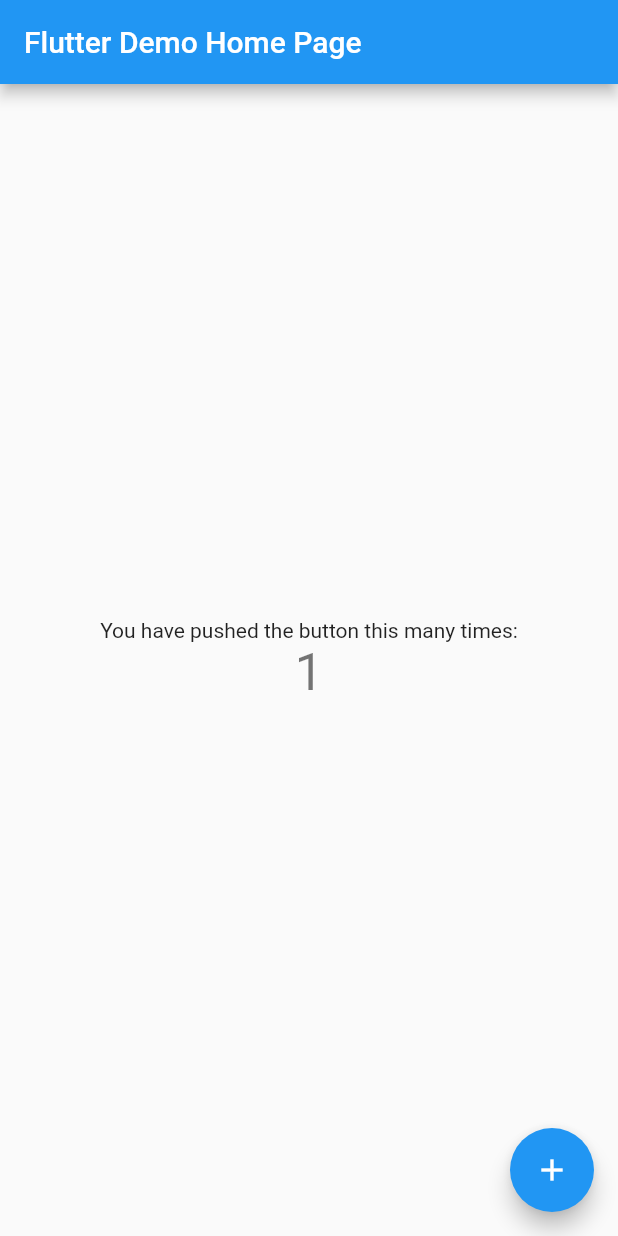
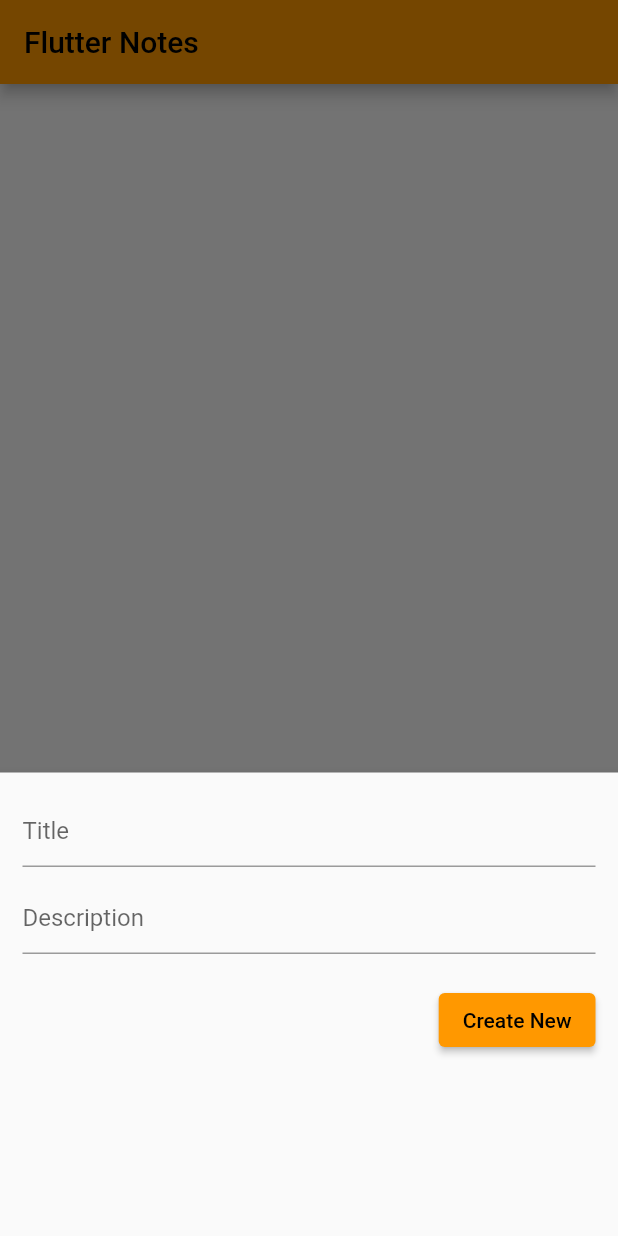
Before and after one commit to c0ff33-b34n/flutter_sqlite_crud_notes, a Flutter app: the screen it shows after launch, after a tap on the "add" icon, on a phone screen of 412 x 824 dp. Run offline on Flutter 3.47's test engine with Material 2 defaults, Android fonts, the phone set to English and light mode, and no system bars; our stand-ins replace sqflite; accounts and stored records are empty.

Commit message:
Update the main page to access the database, show list of cardsand show bottom sheet to add and edit notes

```diff
--- a/lib/main.dart
+++ b/lib/main.dart
@@ -1,4 +1,5 @@
 import 'package:flutter/material.dart';
+import 'sql_helper.dart';
 
 void main() {
   runApp(const MyApp());
@@ -11,56 +12,173 @@ class MyApp extends StatelessWidget {
   @override
   Widget build(BuildContext context) {
     return MaterialApp(
-      title: 'Flutter Demo',
+      debugShowCheckedModeBanner: false,
+      title: 'Flutter Notes',
       theme: ThemeData(
-        primarySwatch: Colors.blue,
+        primarySwatch: Colors.orange,
       ),
-      home: const MyHomePage(title: 'Flutter Demo Home Page'),
+      home: const HomePage(),
     );
   }
 }
 
-class MyHomePage extends StatefulWidget {
-  const MyHomePage({super.key, required this.title});
-
-  final String title;
+class HomePage extends StatefulWidget {
+  const HomePage({Key? key}) : super(key: key);
 
   @override
-  State<MyHomePage> createState() => _MyHomePageState();
+  State<HomePage> createState() => _HomePageState();
 }
 
-class _MyHomePageState extends State<MyHomePage> {
-  int _counter = 0;
+class _HomePageState extends State<HomePage> {
+  // All notes
+  List<Map<String, dynamic>> _notes = [];
 
-  void _incrementCounter() {
-    setState(() {
-      _counter++;
-    });
+  bool _isLoading = true;
+
+  // Fetch all notes from the database
+  void _refreshNotes() async {
+    final data = await SQLHelper.getAllNotes();
+    _notes = data;
+    _isLoading = false;
+    setState(() {});
+  }
+
+  @override
+  void initState() {
+    super.initState();
+    _refreshNotes(); // Load notes when app screen initialized
+  }
+
+  final TextEditingController _titleController = TextEditingController();
+  final TextEditingController _descriptionController = TextEditingController();
+
+  void _showForm(int? id) async {
+    if (id != null) {
+      final existingJournal =
+      _notes.firstWhere((element) => element['id'] == id);
+      _titleController.text = existingJournal['title'];
+      _descriptionController.text = existingJournal['description'];
+    }
+
+    showModalBottomSheet(
+        context: context,
+        elevation: 5,
+        isScrollControlled: true,
+        builder: (_) =>
+            Container(
+              padding: EdgeInsets.only(
+                top: 15,
+                left: 15,
+                right: 15,
+                // this will prevent the soft keyboard from covering the text fields
+                bottom: MediaQuery
+                    .of(context)
+                    .viewInsets
+                    .bottom + 120,
+              ),
+              child: Column(
+                mainAxisSize: MainAxisSize.min,
+                crossAxisAlignment: CrossAxisAlignment.end,
+                children: [
+                  TextField(
+                    controller: _titleController,
+                    decoration: const InputDecoration(hintText: 'Title'),
+                  ),
+                  const SizedBox(
+                    height: 10,
+                  ),
+                  TextField(
+                    controller: _descriptionController,
+                    decoration: const InputDecoration(hintText: 'Description'),
+                  ),
+                  const SizedBox(
+                    height: 20,
+                  ),
+                  ElevatedButton(
+                    onPressed: () async {
+                      // Save new journal
+                      if (id == null) {
+                        await _addNote();
+                      }
+
+                      if (id != null) {
+                        await _updateNote(id);
+                      }
+
+                      // Clear the text fields
+                      _titleController.text = '';
+                      _descriptionController.text = '';
+
+                      // Close the bottom sheet
+                      Navigator.of(context).pop();
+                    },
+                    child: Text(id == null ? 'Create New' : 'Update'),
+                  )
+                ],
+              ),
+            ));
+  }
+
+  Future<void> _addNote() async {
+    await SQLHelper.createNote(
+        _titleController.text, _descriptionController.text);
+    _refreshNotes();
+  }
+
+  Future<void> _updateNote(int id) async {
+    await SQLHelper.updateNote(
+        id, _titleController.text, _descriptionController.text);
+    _refreshNotes();
+  }
+
+  void _deleteNote(int id) async {
+    await SQLHelper.deleteNote(id);
+    ScaffoldMessenger.of(context).showSnackBar(const SnackBar(
+      content: Text('Successfully deleted note.'),
+    ));
+    _refreshNotes();
   }
 
   @override
   Widget build(BuildContext context) {
     return Scaffold(
       appBar: AppBar(
-        title: Text(widget.title),
+        title: const Text('Flutter Notes'),
       ),
-      body: Center(
-        child: Column(
-          mainAxisAlignment: MainAxisAlignment.center,
-          children: <Widget>[
-            const Text(
-              'You have pushed the button this many times:',
-            ),
-            Text(
-              '$_counter',
-              style: Theme.of(context).textTheme.headline4,
-            ),
-          ],
+      body: _isLoading
+          ? const Center(
+        child: CircularProgressIndicator(),
+      )
+          : ListView.builder(
+        itemCount: _notes.length,
+        itemBuilder: (context, index) => Card(
+          color: Colors.orange[200],
+          margin: const EdgeInsets.all(15),
+          child: ListTile(
+              title: Text(_notes[index]['title']),
+              subtitle: Text(_notes[index]['description']),
+              trailing: SizedBox(
+                width: 100,
+                child: Row(
+                  children: [
+                    IconButton(
+                      icon: const Icon(Icons.edit),
+                      onPressed: () => _showForm(_notes[index]['id']),
+                    ),
+                    IconButton(
+                      icon: const Icon(Icons.delete),
+                      onPressed: () =>
+                          _deleteNote(_notes[index]['id']),
+                    ),
+                  ],
+                ),
+              )),
         ),
       ),
+
       floatingActionButton: FloatingActionButton(
-        onPressed: _incrementCounter,
-        tooltip: 'Increment',
+        onPressed: () => _showForm(null),
+        tooltip: 'Add note',
         child: const Icon(Icons.add),
       ),
     );
--- a/lib/sql_helper.dart
+++ b/lib/sql_helper.dart
@@ -63,7 +63,7 @@ class SQLHelper {
   }
 
   // delete an item
-  static Future<void> deleteItem(int id) async {
+  static Future<void> deleteNote(int id) async {
     final db = await SQLHelper.db();
     try {
       await db.delete(tableName, where: "id = ?", whereArgs: [id]);
```
